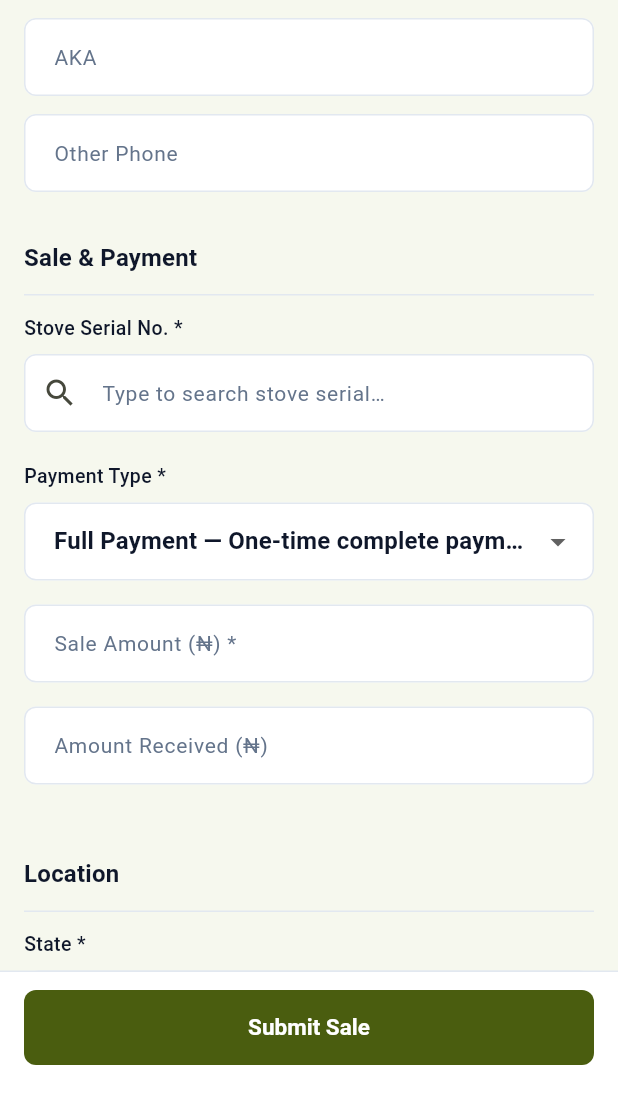
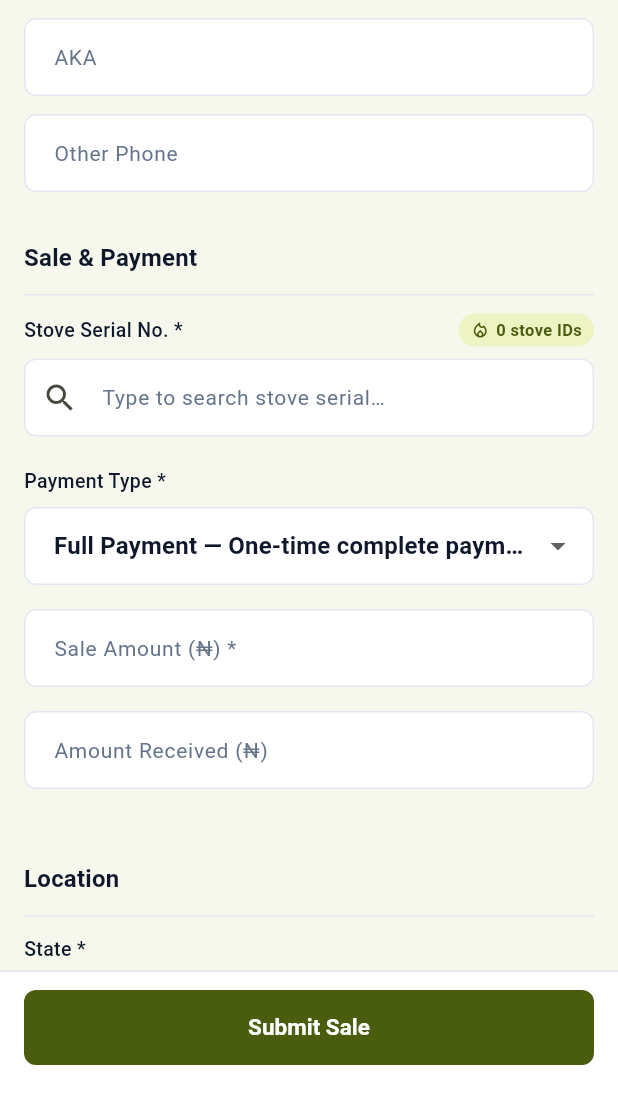
Before and after one commit to Brain-codes/ACSL-sales-monitoring-app, a Flutter app: the CreateSaleScreen screen opened by its route, scrolled down 576 dp, on a phone screen of 412 x 824 dp, the part 135-1236 px from its top. Run offline on Flutter 3.47's test engine with Material 3 defaults, Android fonts, the light colour scheme and no system bars; drawn by our look-alikes of toastification; our stand-ins replace cached_network_image, connectivity_plus, flutter_dotenv, flutter_riverpod, geolocator, get and 10 more; accounts and stored records are empty; network calls fail.

Commit message:
feat: Implement pagination for available stoves and add debug features in sale creation

```diff
--- a/lib/core/services/app_release_service.dart
+++ b/lib/core/services/app_release_service.dart
@@ -6,7 +6,7 @@ import 'package:stove_transaction/core/constants/app_config.dart';
 import 'package:stove_transaction/core/services/connectivity_service.dart';
 
 /// Current hard-coded app version — keep in sync with pubspec.yaml version field.
-const String kAppVersion = '1.0.10';
+const String kAppVersion = '1.0.11';
 
 class AppReleaseInfo {
   final String version;
--- a/lib/features/profile/offline_cache_debug_screen.dart
+++ b/lib/features/profile/offline_cache_debug_screen.dart
@@ -78,7 +78,7 @@ class _OfflineCacheDebugScreenState extends State<OfflineCacheDebugScreen> {
   @override
   Widget build(BuildContext context) {
     return Scaffold(
-      appBar: AppBar(title: const Text('Offline Cache Debug')),
+      appBar: AppBar(title: const Text('Offline Cache Logs')),
       body: Column(
         children: [
           _summary(),
--- a/lib/features/sales/create/create_sale_screen.dart
+++ b/lib/features/sales/create/create_sale_screen.dart
@@ -256,6 +256,38 @@ Future<void> _handleSubmitRequest(BuildContext context, CreateSaleController c)
   );
 }
 
+/// Small pill showing a count (partners / stove IDs) beside a picker label —
+/// a lightweight verification aid so the operator can immediately see how much
+/// data the picker actually holds.
+class _CountChip extends StatelessWidget {
+  final IconData icon;
+  final String label;
+  const _CountChip({required this.icon, required this.label});
+
+  @override
+  Widget build(BuildContext context) {
+    return Container(
+      padding: const EdgeInsets.symmetric(horizontal: 8, vertical: 3),
+      decoration: BoxDecoration(
+        color: AppColors.brandLight,
+        borderRadius: BorderRadius.circular(20),
+      ),
+      child: Row(
+        mainAxisSize: MainAxisSize.min,
+        children: [
+          Icon(icon, size: 13, color: AppColors.brandPrimary),
+          const SizedBox(width: 4),
+          Text(label,
+              style: const TextStyle(
+                  fontSize: 11,
+                  fontWeight: FontWeight.w600,
+                  color: AppColors.brandPrimary)),
+        ],
+      ),
+    );
+  }
+}
+
 // ──────────────────────────── STEP 1: Transaction ────────────────────────────
 
 class _Step1Transaction extends StatefulWidget {
@@ -306,8 +338,18 @@ class _Step1TransactionState extends State<_Step1Transaction> {
 
         // ── Partner picker (ACSL agents + super admin) ────────────────────
         if (c.needsPartnerPicker) ...[
-          const Text('Partner *',
-              style: TextStyle(fontWeight: FontWeight.w500, fontSize: 13)),
+          Row(
+            children: [
+              const Text('Partner *',
+                  style: TextStyle(fontWeight: FontWeight.w500, fontSize: 13)),
+              const Spacer(),
+              // Debug/verification: how many partners are loaded to pick from.
+              Obx(() => _CountChip(
+                    icon: Icons.groups_outlined,
+                    label: '${c.distinctPartners.length} partners',
+                  )),
+            ],
+          ),
           const SizedBox(height: 8),
           Obx(() {
             final hasPartner = c.selectedPartnerName.value.isNotEmpty;
@@ -1017,8 +1059,24 @@ class _Step5SaleDetails extends StatelessWidget {
           const SectionHeader(title: 'Sale & Payment'),
 
           // ── Stove serial ──────────────────────────────────────────────
-          const Text('Stove Serial No. *',
-              style: TextStyle(fontWeight: FontWeight.w500, fontSize: 13)),
+          Row(
+            children: [
+              const Text('Stove Serial No. *',
+                  style: TextStyle(fontWeight: FontWeight.w500, fontSize: 13)),
+              const Spacer(),
+              // Debug/verification: how many available stoves this partner loaded.
+              // If a stove seen on the web is missing here, this number tells you
+              // whether the picker even downloaded the full set for the partner.
+              Obx(() {
+                final blocked = c.needsPartnerPicker && c.selectedOrgId.value.isEmpty;
+                if (blocked || c.isLoadingStoves.value) return const SizedBox.shrink();
+                return _CountChip(
+                  icon: Icons.local_fire_department_outlined,
+                  label: '${c.availableStoves.length} stove IDs',
+                );
+              }),
+            ],
+          ),
           const SizedBox(height: 8),
           Obx(() {
             final partnerRequired = c.needsPartnerPicker && c.selectedOrgId.value.isEmpty;
--- a/pubspec.yaml
+++ b/pubspec.yaml
@@ -3,7 +3,7 @@ description: ACSL Sales Monitoring App for ACSL agents and partner agents.
 
 publish_to: "none"
 
-version: 1.0.10+10010
+version: 1.0.11+10011
 
 environment:
   sdk: ">=3.2.0 <4.0.0"
```
Also changed, not shown: lib/features/profile/profile_screen.dart (+13 -0 lines), lib/features/sales/create/create_sale_controller.dart (+27 -8 lines), lib/features/sales/create/create_sale_service.dart (+15 -2 lines).
